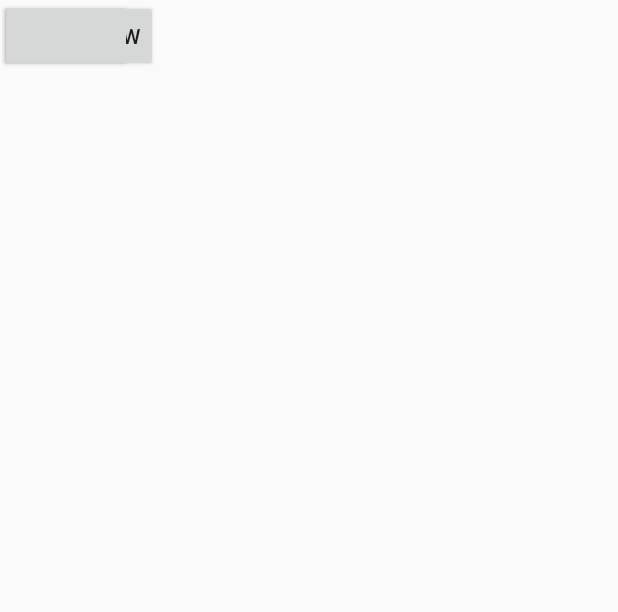
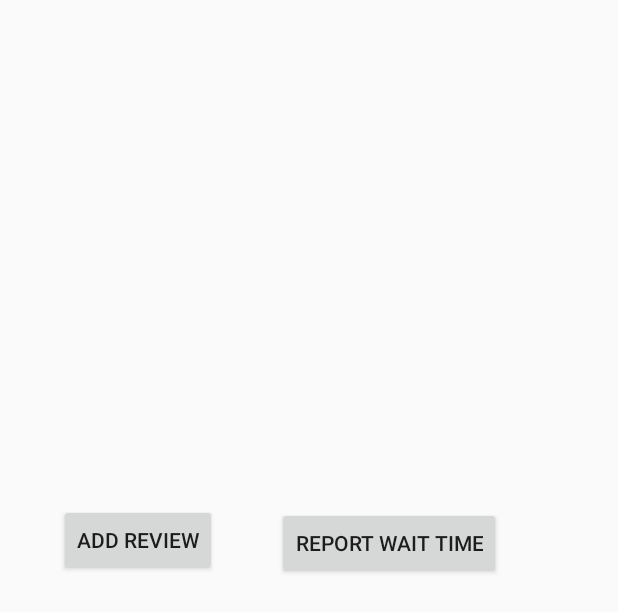
Before and after one commit to jonathanzuramski/BarUMD, an Android app: the layout activity_detail.xml on its own in the app's theme, with its tools: preview values and no code run, on a phone screen of 412 x 824 dp. Shown: the top 612 px of the screen. Run offline under Robolectric (Android 15) with nearby library versions, the phone set to English and light mode, and no system bars.

Commit message:
app is running now

```diff
--- a/app/src/main/AndroidManifest.xml
+++ b/app/src/main/AndroidManifest.xml
@@ -27,6 +27,9 @@
         <activity
             android:name=".SettingsActivity"
             android:label="Preferences" />
+        <activity
+            android:name=".BarDetailActivity"
+            android:label="Preferences" />
     </application>
 
 </manifest>
--- a/app/src/main/java/com/example/barze/Bar.kt
+++ b/app/src/main/java/com/example/barze/Bar.kt
@@ -16,6 +16,8 @@ class Bar : Serializable {
     private var totalScore : Int = 0
     @Exclude
     var waitInfo : WaitInfo? = null
+
+    constructor()
 
     constructor(name:String, address:String, phone:String, fee:Double, open:String, close:String){
         this.name = name
--- a/app/src/main/java/com/example/barze/ReviewAdapter.kt
+++ b/app/src/main/java/com/example/barze/ReviewAdapter.kt
@@ -25,7 +25,8 @@ class ReviewAdapter (private val context: Activity, private var reviews: List<Re
 
         val review = reviews[position]
         textViewUser.text = review.user
-        textViewScore.text = "Score: ${"%.1f".format(review.score)}"
+        textViewScore.text = "Score"
+//        "Score: ${"%.1f".format(review.score)}"
         textViewComment.text = review.comment
         return listViewItem
     }
--- a/app/src/main/res/layout/activity_detail.xml
+++ b/app/src/main/res/layout/activity_detail.xml
@@ -6,53 +6,110 @@
 
     <ImageView
         android:id="@+id/detail_pic"
+        android:layout_width="159dp"
+        android:layout_height="129dp"
+        android:layout_alignParentTop="true"
+        android:layout_alignParentEnd="true"
+        android:layout_marginTop="56dp"
+        android:layout_marginEnd="55dp" />
+
+    <TextView
+        android:id="@+id/detail_name"
+        android:layout_width="68dp"
+        android:layout_height="52dp"
+        android:layout_alignParentStart="true"
+        android:layout_alignParentTop="true"
+        android:layout_marginStart="24dp"
+        android:layout_marginTop="101dp" />
+
+    <TextView
+        android:id="@+id/detail_address"
+        android:layout_width="120dp"
+        android:layout_height="46dp"
+        android:layout_alignParentStart="true"
+        android:layout_alignParentTop="true"
+        android:layout_marginStart="21dp"
+        android:layout_marginTop="153dp" />
+
+    <TextView
+        android:id="@+id/detail_phone"
+        android:layout_width="93dp"
+        android:layout_height="30dp"
+        android:layout_alignParentStart="true"
+        android:layout_alignParentTop="true"
+        android:layout_marginStart="21dp"
+        android:layout_marginTop="202dp" />
+
+    <TextView
+        android:id="@+id/detail_fee"
+        android:layout_width="94dp"
+        android:layout_height="58dp"
+        android:layout_alignParentStart="true"
+        android:layout_alignParentTop="true"
+        android:layout_marginStart="22dp"
+        android:layout_marginTop="235dp" />
+
+    <TextView
+        android:id="@+id/detail_hours"
+        android:layout_width="144dp"
+        android:layout_height="wrap_content"
+        android:layout_alignParentStart="true"
+        android:layout_alignParentTop="true"
+        android:layout_marginStart="25dp"
+        android:layout_marginTop="82dp" />
+
+    <TextView
+        android:id="@+id/detail_rating"
+        android:layout_width="98dp"
+        android:layout_height="64dp"
+        android:layout_alignParentStart="true"
+        android:layout_alignParentTop="true"
+        android:layout_marginStart="117dp"
+        android:layout_marginTop="233dp" />
+
+    <TextView
+        android:id="@+id/detail_status"
         android:layout_width="wrap_content"
         android:layout_height="wrap_content"/>
 
     <TextView
-        android:id="@+id/detail_name"
-        android:layout_width="wrap_content"
-        android:layout_height="wrap_content"/>
-    <TextView
-        android:id="@+id/detail_address"
-        android:layout_width="wrap_content"
-        android:layout_height="wrap_content"/>
-    <TextView
-        android:id="@+id/detail_phone"
-        android:layout_width="wrap_content"
-        android:layout_height="wrap_content"/>
-    <TextView
-        android:id="@+id/detail_fee"
-        android:layout_width="wrap_content"
-        android:layout_height="wrap_content"/>
-    <TextView
-        android:id="@+id/detail_hours"
-        android:layout_width="wrap_content"
-        android:layout_height="wrap_content"/>
-    <TextView
-        android:id="@+id/detail_rating"
-        android:layout_width="wrap_content"
-        android:layout_height="wrap_content"/>
-    <TextView
-        android:id="@+id/detail_status"
-        android:layout_width="wrap_content"
-        android:layout_height="wrap_content"/>
-    <TextView
         android:id="@+id/detail_wait_time"
-        android:layout_width="wrap_content"
-        android:layout_height="wrap_content"/>
+        android:layout_width="123dp"
+        android:layout_height="78dp"
+        android:layout_alignParentTop="true"
+        android:layout_alignParentEnd="true"
+        android:layout_marginTop="229dp"
+        android:layout_marginEnd="71dp" />
+
     <Button
         android:id="@+id/report_wait_btn"
         android:layout_width="wrap_content"
         android:layout_height="wrap_content"
-        android:text="@string/add_review_btn_txt"/>
+        android:layout_alignParentTop="true"
+        android:layout_alignParentEnd="true"
+        android:layout_centerVertical="true"
+        android:layout_marginTop="338dp"
+        android:layout_marginEnd="78dp"
+        android:text="@string/report_time_btn_txt" />
+
     <Button
         android:id="@+id/add_review_btn"
         android:layout_width="wrap_content"
-        android:layout_height="wrap_content"/>
+        android:layout_height="wrap_content"
+        android:layout_alignParentStart="true"
+        android:layout_alignParentTop="true"
+        android:layout_centerVertical="true"
+        android:layout_marginStart="39dp"
+        android:layout_marginTop="336dp"
+        android:text="@string/add_review_btn_txt" />
+
     <ListView
         android:id="@+id/review_list"
-        android:layout_width="wrap_content"
-        android:layout_height="wrap_content"/>
+        android:layout_width="match_parent"
+        android:layout_height="330dp"
+        android:layout_alignParentStart="true"
+        android:layout_alignParentBottom="true"
+        android:layout_marginStart="0dp"
+        android:layout_marginBottom="8dp" />
 
 </RelativeLayout>
--- a/app/src/main/res/values/strings.xml
+++ b/app/src/main/res/values/strings.xml
@@ -2,6 +2,7 @@
     <string name="app_name">Barze</string>
     <string name="report_wait_btn_txt">Report Wait Time</string>
     <string name="add_review_btn_txt">Add Review</string>
+    <string name="report_time_btn_txt">Report Wait Time</string>
     <string name="ask_for_wait_time">Please enter your wait time in minutes:</string>
     <string name="wait_time_hint">Your wait time</string>
     <string name="submit">Submit</string>
```
Also changed, not shown: app/build.gradle (+10 -0 lines), app/src/main/java/com/example/barze/BarDetailActivity.kt (+25 -16 lines), app/src/main/res/layout/bar_item.xml (+31 -8 lines), 7 other files.
